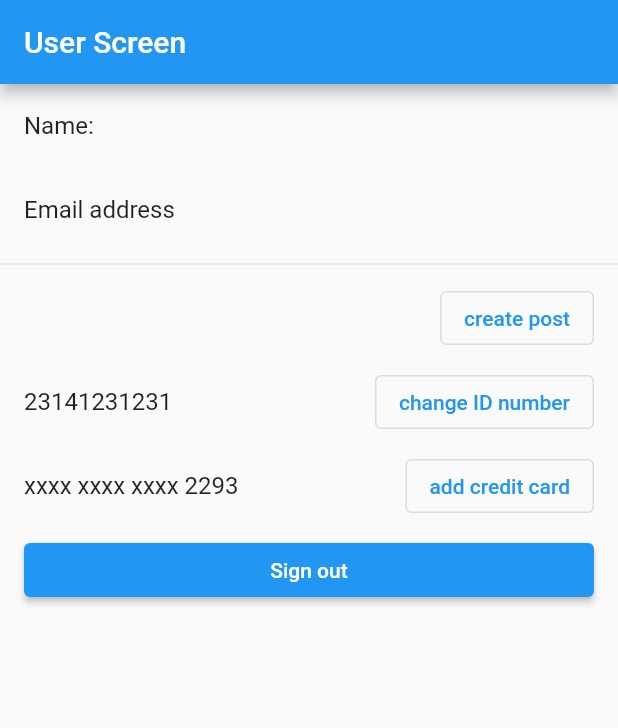
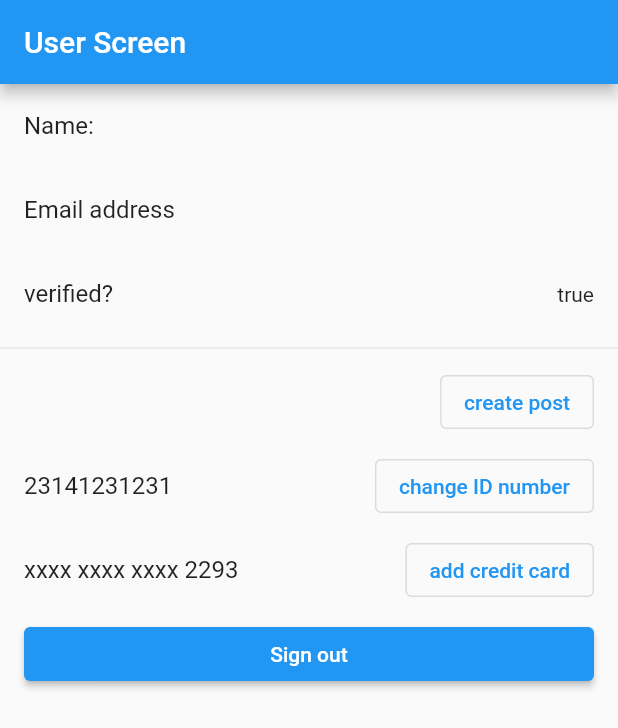
Before and after one commit to ElforL/rentool, a Flutter app: the screen it shows once a user with an empty profile is signed in, on a phone screen of 412 x 824 dp. Shown: the top 728 px of the screen. Run offline on Flutter 3.47's test engine with Material 2 defaults, Android fonts, the phone set to English and light mode, and no system bars; our stand-ins replace cloud_firestore, firebase_auth, firebase_core, flutter_icons, google_sign_in, image_picker and 1 more; missing offline and left inert: flutter_facebook_auth, rentool_sdk; accounts and stored records are empty; generated files the repository leaves out were written again.

Commit message:
✨ added a verified Tile to user screen

```diff
--- a/lib/main.dart
+++ b/lib/main.dart
@@ -2,14 +2,12 @@ import 'package:firebase_auth/firebase_auth.dart';
 import 'package:firebase_core/firebase_core.dart';
 import 'package:flutter/foundation.dart';
 import 'package:flutter/material.dart';
+import 'package:flutter_gen/gen_l10n/app_localizations.dart';
 import 'package:rentool/screens/FirebaseInitErrorScreen.dart';
-import 'package:rentool/screens/HomePage.dart';
-import 'package:rentool/screens/LoadingScreen.dart';
 import 'package:rentool/screens/LoginScreen.dart';
 import 'package:rentool/screens/userScreen.dart';
 import 'package:rentool/services/auth.dart';
 import 'package:rentool/services/firestore.dart';
-import 'package:flutter_gen/gen_l10n/app_localizations.dart';
 
 void main() async {
   WidgetsFlutterBinding.ensureInitialized();
--- a/lib/screens/userScreen.dart
+++ b/lib/screens/userScreen.dart
@@ -24,6 +24,10 @@ class UserScreen extends StatelessWidget {
           ListTile(
             title: Text(AppLocalizations.of(context).emailAddress),
             trailing: Text(AuthServices.auth.currentUser.email),
+          ),
+          ListTile(
+            title: Text('verified?'),
+            trailing: Text(AuthServices.auth.currentUser.emailVerified.toString()),
           ),
           Divider(),
           ListTile(
```
